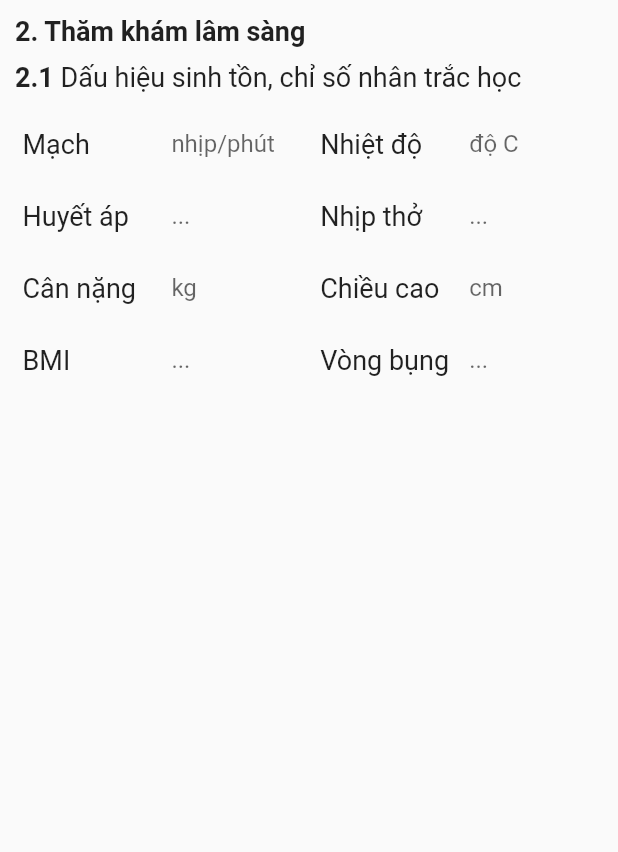
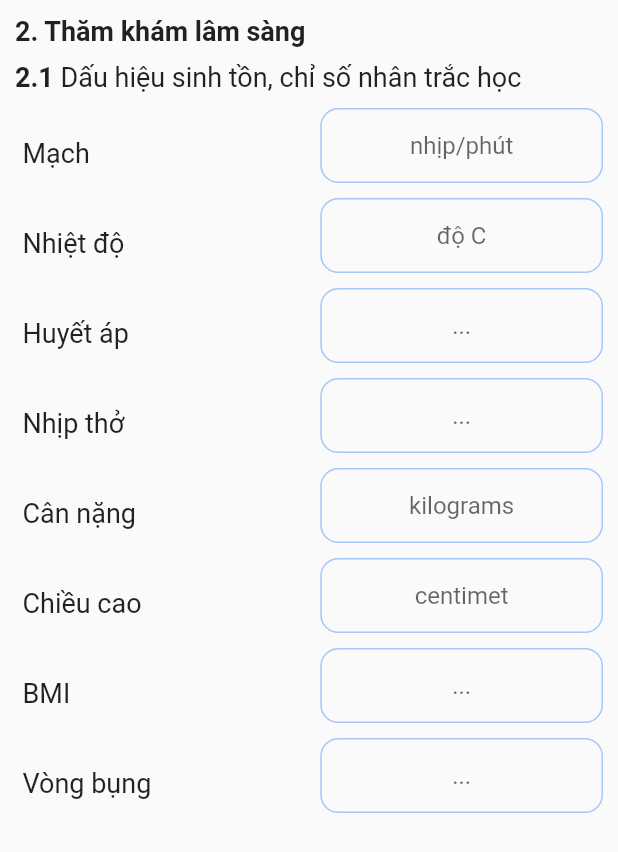
Before and after one commit to CapstoneProject-DrFamily/Mobile_Doctors_App, a Flutter app: the Examination widget shown alone on an empty page, opened directly, on a phone screen of 412 x 824 dp. Shown: the top 852 px of the screen. Run offline on Flutter 3.47's test engine with Material 2 defaults, Android fonts, the phone set to English and light mode, and no system bars; our stand-ins replace bottom_navy_bar, cool_alert, eva_icons_flutter, firebase_auth, firebase_database, firebase_messaging and 17 more; missing offline and left inert: commons, flutter_picker, flutter_polyline_points, keyboard_visibility, loading_button; accounts and stored records are empty; statements that could not run were skipped.

Commit message:
refine Analyze Page

```diff
--- a/lib/screens/home/map_page.dart
+++ b/lib/screens/home/map_page.dart
@@ -79,7 +79,7 @@ class MapPage extends StatelessWidget {
           margin: EdgeInsets.all(15),
           child: RaisedButton(
             onPressed: () {
-              model.btnArrived();
+              model.btnArrived(context);
             },
             shape: RoundedRectangleBorder(
                 borderRadius: BorderRadius.circular(80.0)),
--- a/lib/screens/record/analyze_page.dart
+++ b/lib/screens/record/analyze_page.dart
@@ -74,10 +74,16 @@ class AnalyzePage extends StatelessWidget {
                                         topRight: Radius.circular(40))),
                                 width: MediaQuery.of(context).size.width,
                                 height:
-                                    MediaQuery.of(context).size.height * 0.6,
+                                    MediaQuery.of(context).size.height * 0.65,
+                                child: Container(
+                                  child: Padding(
+                                    padding:
+                                        const EdgeInsets.fromLTRB(0, 100, 0, 0),
                                     child: SingleChildScrollView(
                                       child: buildAnalyzeForm(
                                           MediaQuery.of(context).size, model),
+                                    ),
+                                  ),
                                 ),
                               ),
                               Visibility(
@@ -125,11 +131,11 @@ class AnalyzePage extends StatelessWidget {
                                             color: MainColors.blueBegin
                                                 .withOpacity(0.8),
                                             onPressed: () {
-                                              Navigator.push(
-                                                  context,
-                                                  MaterialPageRoute(
-                                                      builder: (context) =>
-                                                          SamplePage()));
+                                              // Navigator.push(
+                                              //     context,
+                                              //     MaterialPageRoute(
+                                              //         builder: (context) =>
+                                              //             SamplePage()));
                                             },
                                             child: Text('Next')),
                                       ),
@@ -154,9 +160,6 @@ class AnalyzePage extends StatelessWidget {
     return Column(
       mainAxisSize: MainAxisSize.min,
       children: [
-        SizedBox(
-          height: 100,
-        ),
         MedicalHistory(size: size),
         SizedBox(
           height: 10,
@@ -217,19 +220,17 @@ class AnalyzePage extends StatelessWidget {
                               child: Container(
                                   child: Row(
                                 mainAxisAlignment:
-                                    MainAxisAlignment.spaceEvenly,
+                                    MainAxisAlignment.spaceAround,
                                 children: [
                                   Flexible(
+                                    flex: 2,
                                     child: Column(
                                       children: [
                                         Container(
                                           alignment: Alignment.centerLeft,
-                                          child: Padding(
-                                            padding: const EdgeInsets.all(8.0),
                                           child: Text(
                                             model.listSpeciality[index].name,
                                             style: TextStyle(fontSize: 18),
-                                            ),
                                           ),
                                         ),
                                       ],
@@ -287,7 +288,7 @@ class AnalyzePage extends StatelessWidget {
           ),
         ),
         SizedBox(
-          height: 20,
+          height: 80,
         ),
       ],
     );
@@ -431,6 +432,9 @@ class EyeSightPart extends StatelessWidget {
               ),
               Row(
                 children: [
+                  SizedBox(
+                    width: 15,
+                  ),
                   Expanded(
                     child: Text(
                       'Mắt trái',
@@ -440,10 +444,26 @@ class EyeSightPart extends StatelessWidget {
                     ),
                   ),
                   Expanded(
+                      child: Container(
+                    margin: EdgeInsets.only(bottom: 10),
+                    decoration: BoxDecoration(
+                        borderRadius: BorderRadius.circular(12),
+                        border: Border.all(
+                            color: MainColors.blueBegin.withOpacity(0.6))),
                     child: TextField(
+                      textAlign: TextAlign.center,
+                      keyboardType: TextInputType.number,
                       decoration: InputDecoration(
                           border: InputBorder.none, hintText: '0 ~ 10'),
+                    ),
                   )),
+                ],
+              ),
+              Row(
+                children: [
+                  SizedBox(
+                    width: 15,
+                  ),
                   Expanded(
                     child: Text(
                       'Mắt phải',
@@ -453,9 +473,17 @@ class EyeSightPart extends StatelessWidget {
                     ),
                   ),
                   Expanded(
+                      child: Container(
+                    decoration: BoxDecoration(
+                        borderRadius: BorderRadius.circular(12),
+                        border: Border.all(
+                            color: MainColors.blueBegin.withOpacity(0.6))),
                     child: TextField(
+                      textAlign: TextAlign.center,
+                      keyboardType: TextInputType.number,
                       decoration: InputDecoration(
                           border: InputBorder.none, hintText: '0 ~ 10'),
+                    ),
                   )),
                 ],
               ),
@@ -465,6 +493,9 @@ class EyeSightPart extends StatelessWidget {
               ),
               Row(
                 children: [
+                  SizedBox(
+                    width: 15,
+                  ),
                   Expanded(
                     child: Text(
                       'Mắt trái',
@@ -474,10 +505,26 @@ class EyeSightPart extends StatelessWidget {
                     ),
                   ),
                   Expanded(
+                      child: Container(
+                    margin: EdgeInsets.only(bottom: 10),
+                    decoration: BoxDecoration(
+                        borderRadius: BorderRadius.circular(12),
+                        border: Border.all(
+                            color: MainColors.blueBegin.withOpacity(0.6))),
                     child: TextField(
+                      textAlign: TextAlign.center,
+                      keyboardType: TextInputType.number,
                       decoration: InputDecoration(
                           border: InputBorder.none, hintText: '0 ~ 10'),
+                    ),
                   )),
+                ],
+              ),
+              Row(
+                children: [
+                  SizedBox(
+                    width: 15,
+                  ),
                   Expanded(
                     child: Text(
                       'Mắt phải',
@@ -487,9 +534,17 @@ class EyeSightPart extends StatelessWidget {
                     ),
                   ),
                   Expanded(
+                      child: Container(
+                    decoration: BoxDecoration(
+                        borderRadius: BorderRadius.circular(12),
+                        border: Border.all(
+                            color: MainColors.blueBegin.withOpacity(0.6))),
                     child: TextField(
+                      textAlign: TextAlign.center,
+                      keyboardType: TextInputType.number,
                       decoration: InputDecoration(
                           border: InputBorder.none, hintText: '0 ~ 10'),
+                    ),
                   )),
                 ],
               ),
@@ -521,6 +576,7 @@ class Examination extends StatelessWidget {
         Padding(
           padding: const EdgeInsets.only(left: 10),
           child: Row(
+            crossAxisAlignment: CrossAxisAlignment.start,
             children: [
               Text(
                 '2.1 ',
@@ -549,24 +605,44 @@ class Examination extends StatelessWidget {
               style: TextStyle(fontSize: 18),
             )),
             Expanded(
+                child: Container(
+              margin: EdgeInsets.only(right: 10, bottom: 10),
+              decoration: BoxDecoration(
+                  borderRadius: BorderRadius.circular(12),
+                  border:
+                      Border.all(color: MainColors.blueBegin.withOpacity(0.6))),
               child: TextField(
+                textAlign: TextAlign.center,
+                keyboardType: TextInputType.number,
                 decoration: InputDecoration(
                     border: InputBorder.none, hintText: 'nhịp/phút'),
+              ),
             )),
+          ],
+        ),
+        Row(children: [
+          SizedBox(width: 15),
           Expanded(
               child: Text(
             'Nhiệt độ',
             style: TextStyle(fontSize: 18),
           )),
           Expanded(
+              child: Container(
+            margin: EdgeInsets.only(right: 10, bottom: 10),
+            decoration: BoxDecoration(
+                borderRadius: BorderRadius.circular(12),
+                border:
+                    Border.all(color: MainColors.blueBegin.withOpacity(0.6))),
             child: TextField(
+              textAlign: TextAlign.center,
+              keyboardType: TextInputType.number,
               decoration:
                   InputDecoration(border: InputBorder.none, hintText: 'độ C'),
-            ))
-          ],
             ),
-        Row(
-          children: [
+          )),
+        ]),
+        Row(children: [
           SizedBox(width: 15),
           Expanded(
               child: Text(
@@ -574,22 +650,42 @@ class Examination extends StatelessWidget {
             style: TextStyle(fontSize: 18),
           )),
           Expanded(
+              child: Container(
+            margin: EdgeInsets.only(right: 10, bottom: 10),
+            decoration: BoxDecoration(
+                borderRadius: BorderRadius.circular(12),
+                border:
+                    Border.all(color: MainColors.blueBegin.withOpacity(0.6))),
             child: TextField(
+              textAlign: TextAlign.center,
+              keyboardType: TextInputType.number,
               decoration:
                   InputDecoration(border: InputBorder.none, hintText: '...'),
+            ),
           )),
+        ]),
+        Row(children: [
+          SizedBox(width: 15),
           Expanded(
               child: Text(
             'Nhịp thở',
             style: TextStyle(fontSize: 18),
           )),
           Expanded(
+              child: Container(
+            margin: EdgeInsets.only(right: 10, bottom: 10),
+            decoration: BoxDecoration(
+                borderRadius: BorderRadius.circular(12),
+                border:
+                    Border.all(color: MainColors.blueBegin.withOpacity(0.6))),
             child: TextField(
+              textAlign: TextAlign.center,
+              keyboardType: TextInputType.number,
               decoration:
                   InputDecoration(border: InputBorder.none, hintText: '...'),
-            ))
-          ],
             ),
+          )),
+        ]),
         Row(
           children: [
             SizedBox(width: 15),
@@ -599,20 +695,43 @@ class Examination extends StatelessWidget {
               style: TextStyle(fontSize: 18),
             )),
             Expanded(
+                child: Container(
+              margin: EdgeInsets.only(right: 10, bottom: 10),
+              decoration: BoxDecoration(
+                  borderRadius: BorderRadius.circular(12),
+                  border:
+                      Border.all(color: MainColors.blueBegin.withOpacity(0.6))),
               child: TextField(
-              decoration:
-                  InputDecoration(border: InputBorder.none, hintText: 'kg'),
+                textAlign: TextAlign.center,
+                keyboardType: TextInputType.number,
+                decoration: InputDecoration(
+                    border: InputBorder.none, hintText: 'kilograms'),
+              ),
             )),
+          ],
+        ),
+        Row(
+          children: [
+            SizedBox(width: 15),
             Expanded(
                 child: Text(
               'Chiều cao',
               style: TextStyle(fontSize: 18),
             )),
             Expanded(
+                child: Container(
+              margin: EdgeInsets.only(right: 10, bottom: 10),
+              decoration: BoxDecoration(
+                  borderRadius: BorderRadius.circular(12),
+                  border:
+                      Border.all(color: MainColors.blueBegin.withOpacity(0.6))),
               child: TextField(
-              decoration:
-                  InputDecoration(border: InputBorder.none, hintText: 'cm'),
-            ))
+                textAlign: TextAlign.center,
+                keyboardType: TextInputType.number,
+                decoration: InputDecoration(
+                    border: InputBorder.none, hintText: 'centimet'),
+              ),
+            )),
           ],
         ),
         Row(
@@ -624,20 +743,43 @@ class Examination extends StatelessWidget {
               style: TextStyle(fontSize: 18),
             )),
             Expanded(
+                child: Container(
+              margin: EdgeInsets.only(right: 10, bottom: 10),
+              decoration: BoxDecoration(
+                  borderRadius: BorderRadius.circular(12),
+                  border:
+                      Border.all(color: MainColors.blueBegin.withOpacity(0.6))),
               child: TextField(
+                textAlign: TextAlign.center,
+                keyboardType: TextInputType.number,
                 decoration:
                     InputDecoration(border: InputBorder.none, hintText: '...'),
+              ),
             )),
+          ],
+        ),
+        Row(
+          children: [
+            SizedBox(width: 15),
             Expanded(
                 child: Text(
               'Vòng bụng',
               style: TextStyle(fontSize: 18),
             )),
             Expanded(
+                child: Container(
+              margin: EdgeInsets.only(right: 10, bottom: 10),
+              decoration: BoxDecoration(
+                  borderRadius: BorderRadius.circular(12),
+                  border:
+                      Border.all(color: MainColors.blueBegin.withOpacity(0.6))),
               child: TextField(
+                textAlign: TextAlign.center,
+                keyboardType: TextInputType.number,
                 decoration:
                     InputDecoration(border: InputBorder.none, hintText: '...'),
-            ))
+              ),
+            )),
           ],
         ),
       ],
@@ -667,7 +809,7 @@ class MedicalHistory extends StatelessWidget {
             Padding(
               padding: const EdgeInsets.all(10.0),
               child: Text(
-                '1. Bệnh sử',
+                '1. Medical History',
                 style: TextStyle(fontSize: 18, fontWeight: FontWeight.bold),
               ),
             ),
@@ -683,8 +825,8 @@ class MedicalHistory extends StatelessWidget {
                   width: size.width * 0.8,
                   child: TextField(
                     maxLines: 5,
-                    decoration:
-                        InputDecoration.collapsed(hintText: 'Enter your text'),
+                    decoration: InputDecoration.collapsed(
+                        hintText: 'Enter medical history of patient'),
                   ),
                 ),
               ],
```
Also changed, not shown: lib/model/examination_history.dart (added, +173 -0 lines), lib/screens/view_model/analyze_page_view_model.dart (+4 -3 lines). Lines whose indentation alone changed are shown as unchanged.
